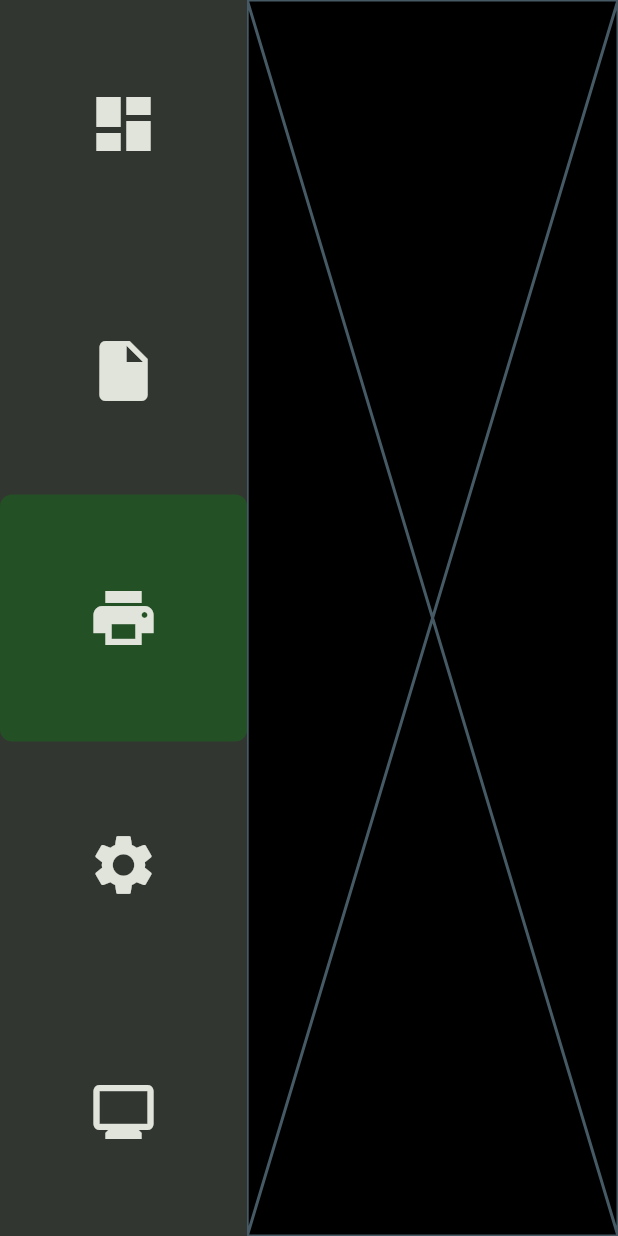
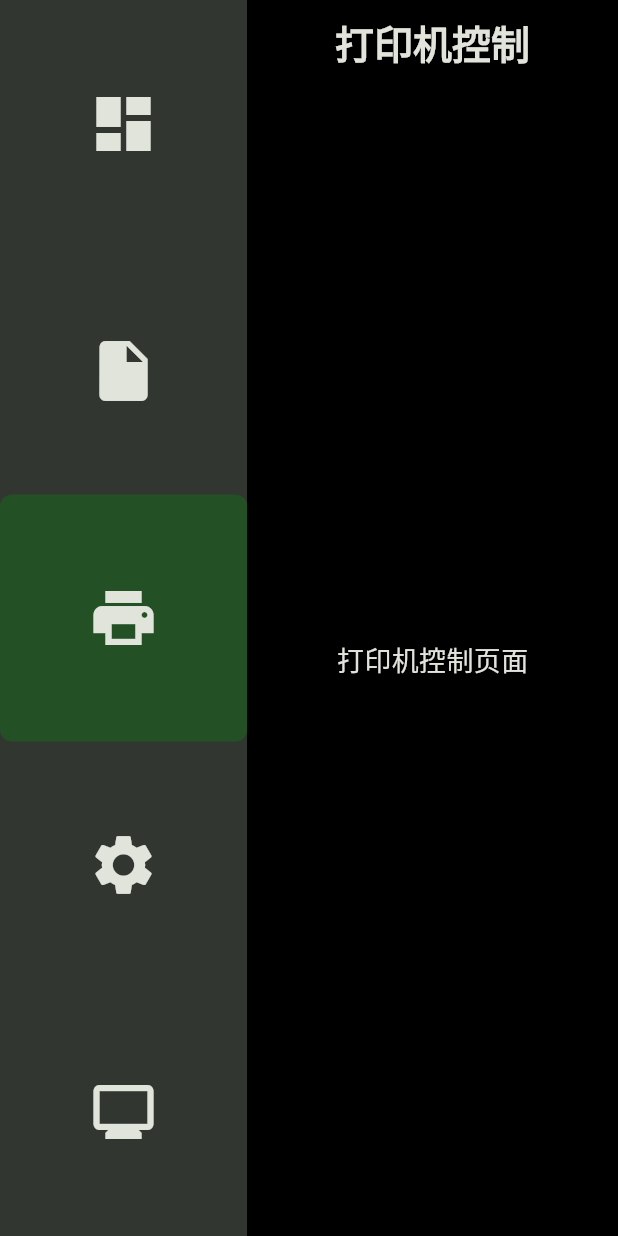
Before and after one commit to yaotutu/creo_touch, a Flutter app: the screen it shows after launch, on a phone screen of 412 x 824 dp. Run offline on Flutter 3.47's test engine with Material 3 defaults, Android fonts, the light colour scheme and no system bars; our stand-ins replace dio, flutter_hooks, flutter_riverpod, freezed_annotation, go_router, hooks_riverpod and 1 more.

Commit message:
添加打印机控制页面，更新路由配置以使用新页面

```diff
--- /dev/null
+++ b/lib/presentation/pages/control/screen.dart
@@ -0,0 +1,17 @@
+import 'package:flutter/material.dart';
+
+class PrinterControlScreen extends StatelessWidget {
+  const PrinterControlScreen({super.key});
+
+  @override
+  Widget build(BuildContext context) {
+    return Scaffold(
+      appBar: AppBar(
+        title: const Text('打印机控制'),
+      ),
+      body: const Center(
+        child: Text('打印机控制页面'),
+      ),
+    );
+  }
+}
--- a/lib/presentation/pages/main/screen.dart
+++ b/lib/presentation/pages/main/screen.dart
@@ -5,7 +5,7 @@ import 'package:go_router/go_router.dart';
 enum MenuItem {
   dashboard('', Icons.dashboard),
   file('', Icons.insert_drive_file),
-  print('', Icons.print),
+  control('', Icons.print),
   settings('', Icons.settings),
   monitor('', Icons.monitor);
 
--- a/lib/routes/app_router.dart
+++ b/lib/routes/app_router.dart
@@ -1,3 +1,4 @@
+import 'package:creo_touch/presentation/pages/control/screen.dart';
 import 'package:creo_touch/presentation/pages/dashboard/screen.dart';
 import 'package:creo_touch/presentation/pages/main/screen.dart';
 import 'package:creo_touch/presentation/pages/settings/screen.dart';
@@ -8,7 +9,7 @@ final GlobalKey<NavigatorState> _rootNavigatorKey = GlobalKey<NavigatorState>();
 
 final router = GoRouter(
   navigatorKey: _rootNavigatorKey,
-  initialLocation: '/print', // 默认选中打印控制页面
+  initialLocation: '/control', // 默认选中打印机控制页面
   routes: [
     StatefulShellRoute.indexedStack(
       builder: (context, state, navigationShell) {
@@ -38,9 +39,9 @@ final router = GoRouter(
         StatefulShellBranch(
           routes: [
             GoRoute(
-              path: '/print',
+              path: '/control',
               pageBuilder: (context, state) => const NoTransitionPage(
-                child: Placeholder(), // TODO: 替换为实际PrintPage
+                child: PrinterControlScreen(),
               ),
             ),
           ],
```
